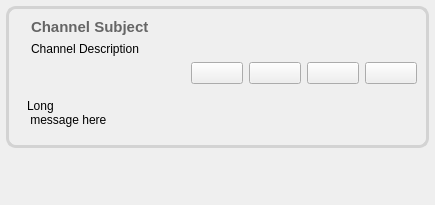
First picture: the form in retroshare-gui/src/gui/feeds/ChanMsgItem.ui, repository RetroShare/RetroShare, before the edit.
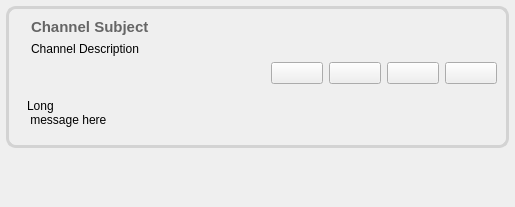
Second picture: the form after the edit. Icons and pictures are not drawn.

The edit to the form file:
```diff
--- a/retroshare-gui/src/gui/feeds/ChanMsgItem.ui
+++ b/retroshare-gui/src/gui/feeds/ChanMsgItem.ui
@@ -6,8 +6,8 @@
    <rect>
     <x>0</x>
     <y>0</y>
-    <width>435</width>
-    <height>205</height>
+    <width>515</width>
+    <height>207</height>
    </rect>
   </property>
   <property name="windowTitle">
```
Left out of the diff: 10 changed lines with no effect on the pictures.
